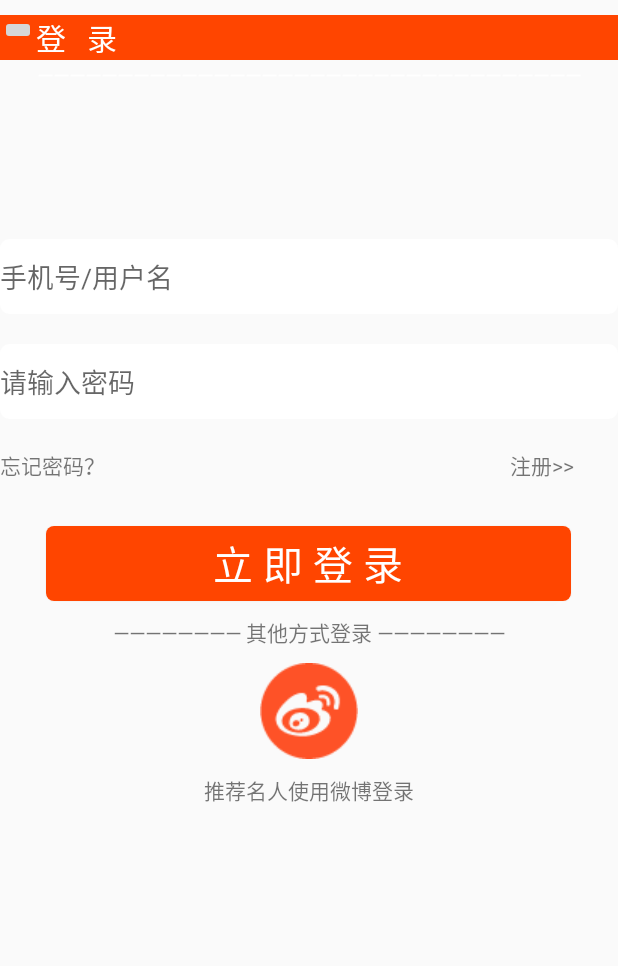
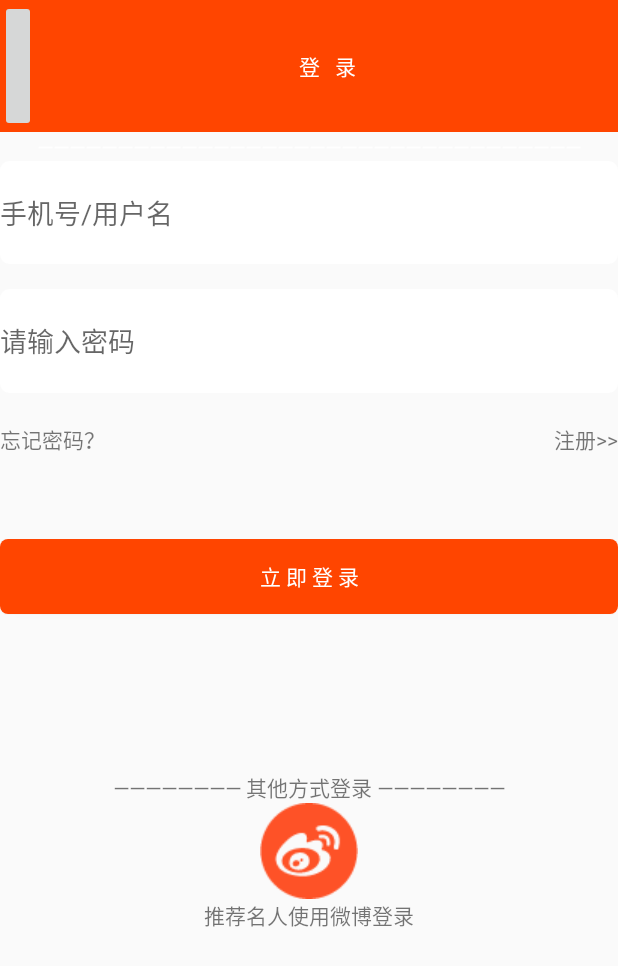
Before and after one commit to wjianhang/Test1, an Android app: the login_page screen opened directly, with no data from a screen before it, on a phone screen of 412 x 824 dp. Shown: the top 966 px of the screen. Run offline under Robolectric (Android 15) with nearby library versions, the phone set to English and light mode, and no system bars.

Commit message:
登录界面布局

```diff
--- a/app/src/main/res/layout/login_page.xml
+++ b/app/src/main/res/layout/login_page.xml
@@ -9,26 +9,27 @@
 
     <LinearLayout
         android:layout_width="match_parent"
-        android:layout_height="wrap_content"
-        android:layout_marginTop="10dp"
+        android:layout_height="0dp"
+        android:layout_weight="0.3"
         android:orientation="vertical">
         <LinearLayout
             android:layout_width="match_parent"
-            android:layout_height="30dp"
+            android:layout_height="0dp"
             android:background="@color/orangered"
-            android:orientation="horizontal">
+            android:orientation="horizontal"
+            android:layout_weight="1">
             <ImageButton
                 android:layout_width="wrap_content"
-                android:layout_height="wrap_content"
+                android:layout_height="match_parent"
 
                 />
             <TextView
-                android:layout_width="wrap_content"
-                android:layout_height="wrap_content"
+                android:layout_width="match_parent"
+                android:layout_height="match_parent"
                 android:textColor="@color/white"
-                android:layout_gravity="center"
-                android:textSize="20dp"
-                android:text="登   录" />
+                android:gravity="center"
+                android:text="登   录"
+                 />
 
         </LinearLayout>
         <TextView
@@ -47,74 +48,102 @@
 
     <LinearLayout
         android:layout_width="match_parent"
-        android:layout_height="match_parent"
-        android:orientation="vertical"
-        android:layout_marginTop="100dp">
+        android:layout_height="0dp"
+        android:layout_weight="2"
+        android:orientation="vertical">
+
+        <LinearLayout
+            android:layout_width="match_parent"
+            android:layout_height="0dp"
+            android:layout_weight="1"
+            android:orientation="vertical">
         <EditText
             android:id="@+id/editText1"
             android:layout_width="match_parent"
-            android:layout_height="50dp"
-            android:singleLine="true"
+            android:layout_height="0dp"
+            android:layout_weight="0.8"
             android:background="@drawable/edit"
-            android:hint="手机号/用户名"/>
+            android:hint="手机号/用户名"
+            android:singleLine="true" />
+            <TextView
+                android:layout_width="match_parent"
+                android:layout_height="0dp"
+                android:layout_weight="0.2"/>
+
         <EditText
             android:id="@+id/editText2"
             android:layout_width="match_parent"
-            android:layout_height="50dp"
-            android:layout_marginTop="20dp"
-            android:singleLine="true"
+            android:layout_height="0dp"
+            android:layout_weight="0.8"
             android:background="@drawable/edit"
-            android:hint="请输入密码"/>
+            android:hint="请输入密码"
+            android:singleLine="true" />
+        </LinearLayout>
 
         <LinearLayout
             android:layout_width="match_parent"
-            android:layout_height="wrap_content"
+            android:layout_height="0dp"
             android:layout_marginTop="20dp"
+            android:layout_weight="0.5"
             android:orientation="horizontal">
+
             <TextView
                 android:id="@+id/wangjimima"
                 android:layout_width="wrap_content"
                 android:layout_height="wrap_content"
-                android:text="忘记密码？"/>
+                android:text="忘记密码？" />
 
             <TextView
                 android:id="@+id/zhuce"
-                android:layout_width="wrap_content"
+                android:layout_width="match_parent"
+                android:gravity="right"
                 android:layout_height="wrap_content"
-                android:layout_marginLeft="270dp"
-                android:text="注册>>"/>
+                android:text="注册>>" />
         </LinearLayout>
+
+        <LinearLayout
+            android:layout_width="match_parent"
+            android:layout_height="0dp"
+            android:layout_weight="1"
+            android:orientation="vertical">
+
             <Button
                 android:id="@+id/denglu"
-            android:layout_width="350dp"
+                android:layout_width="match_parent"
+                android:layout_height="50dp"
                 android:layout_gravity="center_horizontal"
                 android:background="@drawable/orange_se"
-            android:layout_height="50dp"
-            android:layout_marginTop="30dp"
-            android:textSize="40px"
+                android:text="立 即 登 录"
                 android:textColor="@android:color/white"
-            android:text="立 即 登 录"/>
+                 />
+        </LinearLayout>
+
+        <LinearLayout
+            android:layout_width="match_parent"
+            android:layout_height="0dp"
+            android:layout_weight="2"
+            android:orientation="vertical">
+
             <TextView
                 android:layout_width="wrap_content"
                 android:layout_height="wrap_content"
                 android:layout_gravity="center_horizontal"
-            android:layout_marginTop="10dp"
                 android:background="#00000000"
-            android:text="———————— 其他方式登录 ————————"/>
+                android:text="———————— 其他方式登录 ————————" />
+
             <ImageButton
                 android:id="@+id/weibo"
                 android:layout_width="wrap_content"
                 android:layout_height="wrap_content"
                 android:layout_gravity="center_horizontal"
-            android:layout_marginTop="10dp"
-            android:background="@drawable/login_sina_ic"
-            />
+                android:background="@drawable/login_sina_ic" />
+
             <TextView
                 android:layout_width="wrap_content"
                 android:layout_height="wrap_content"
                 android:layout_gravity="center_horizontal"
-            android:layout_marginTop="10dp"
-            android:text="推荐名人使用微博登录"/>
+                android:text="推荐名人使用微博登录" />
+        </LinearLayout>
 
     </LinearLayout>
 
--- a/app/src/main/res/values/colors.xml
+++ b/app/src/main/res/values/colors.xml
@@ -18,7 +18,7 @@
     <color name="mistyrose">#FFE4E1</color><!--浅玫瑰色 -->
     <color name="bisque">#FFE4C4</color><!--桔黄色 -->
     <color name="moccasin">#FFE4B5</color><!--鹿皮色 -->
-    <color name="navajowhite">#FFDEAD</color><!--纳瓦白 -->
+     <color name="navajowhite">#FFDEAD</color><!--纳瓦白 -->
     <color name="peachpuff">#FFDAB9</color><!--桃色 -->
     <color name="gold">#FFD700</color><!--金色 -->
     <color name="pink">#FFC0CB</color><!--粉红色 -->
```
Lines whose indentation alone changed are shown as unchanged.
